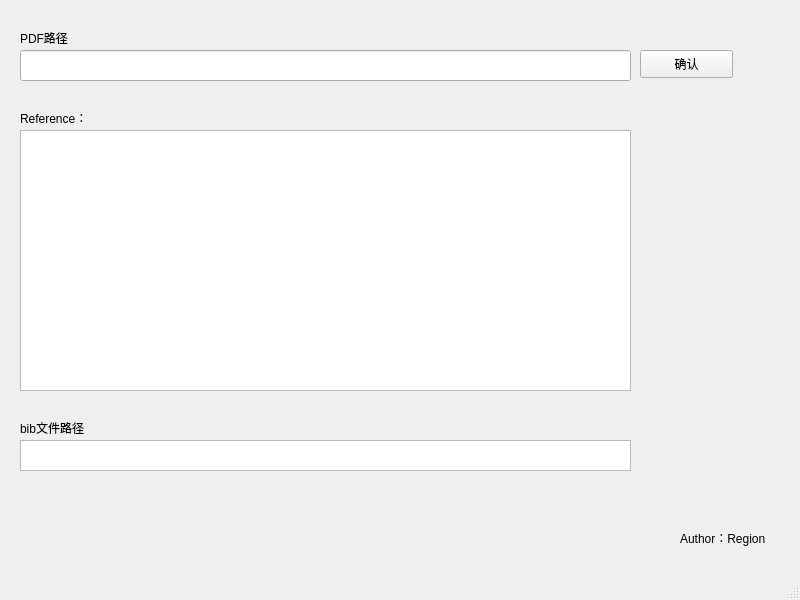
RegionCh/DLP_Exp, file Exp_1/ui/Ref_bib_Download.ui: the form before one commit.
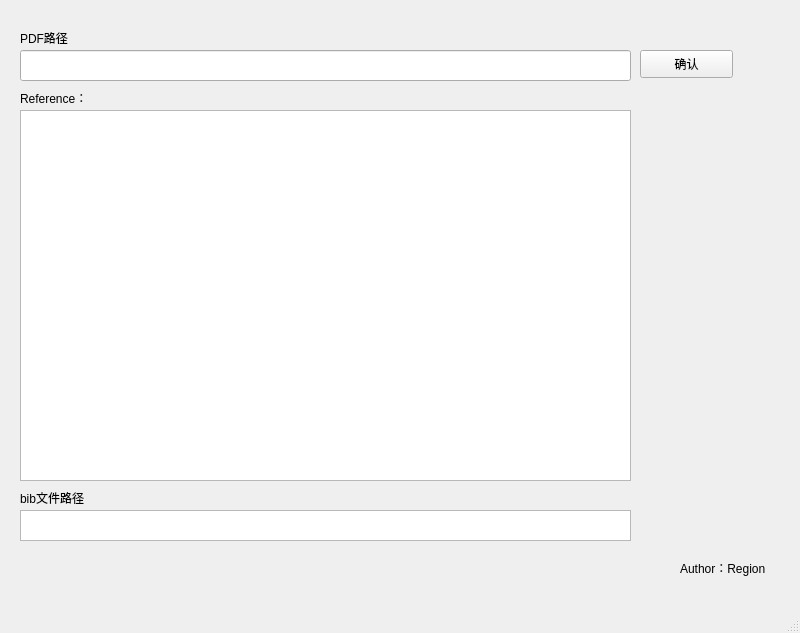
The form after the commit.

Commit message: 把listview控件更换为listwidget控件 增加了列表显示文献名的功能 对namelist中的文献名作了修改（删除回车，空格替换为%20，方便搜索使用）

What changed in the file:
```diff
--- a/Exp_1/ui/Ref_bib_Download.ui
+++ b/Exp_1/ui/Ref_bib_Download.ui
@@ -7,7 +7,7 @@
     <x>0</x>
     <y>0</y>
     <width>800</width>
-    <height>600</height>
+    <height>633</height>
    </rect>
   </property>
   <property name="windowTitle">
@@ -50,21 +50,11 @@
      <string>确认</string>
     </property>
    </widget>
-   <widget class="QListView" name="listView">
-    <property name="geometry">
-     <rect>
-      <x>20</x>
-      <y>130</y>
-      <width>611</width>
-      <height>261</height>
-     </rect>
-    </property>
-   </widget>
    <widget class="QLabel" name="label_2">
     <property name="geometry">
      <rect>
       <x>20</x>
-      <y>110</y>
+      <y>90</y>
       <width>131</width>
       <height>16</height>
      </rect>
@@ -77,7 +67,7 @@
     <property name="geometry">
      <rect>
       <x>20</x>
-      <y>440</y>
+      <y>510</y>
       <width>611</width>
       <height>31</height>
      </rect>
@@ -87,7 +77,7 @@
     <property name="geometry">
      <rect>
       <x>20</x>
-      <y>420</y>
+      <y>490</y>
       <width>141</width>
       <height>16</height>
      </rect>
@@ -100,7 +90,7 @@
     <property name="geometry">
      <rect>
       <x>680</x>
-      <y>530</y>
+      <y>560</y>
       <width>111</width>
       <height>16</height>
      </rect>
@@ -109,6 +99,16 @@
      <string>Author：Region</string>
     </property>
    </widget>
+   <widget class="QListWidget" name="listWidget">
+    <property name="geometry">
+     <rect>
+      <x>20</x>
+      <y>110</y>
+      <width>611</width>
+      <height>371</height>
+     </rect>
+    </property>
+   </widget>
   </widget>
   <widget class="QMenuBar" name="menubar">
    <property name="geometry">
```
The commit also changes 2 other files.
